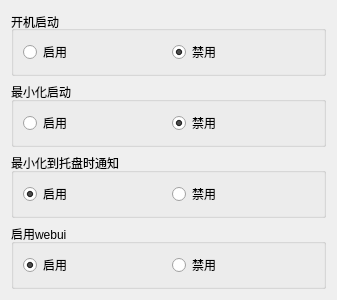
Old version of the form settingWindow.ui in the repository 15dd/Aria2_Launcher.
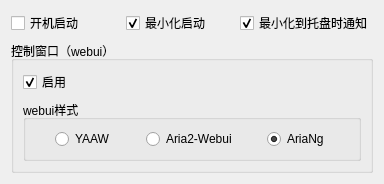
New version of the form. Icons and pictures are not drawn.

The edit to the form file:
```diff
--- a/settingWindow.ui
+++ b/settingWindow.ui
@@ -6,8 +6,8 @@
    <rect>
     <x>0</x>
     <y>0</y>
-    <width>337</width>
-    <height>256</height>
+    <width>384</width>
+    <height>160</height>
    </rect>
   </property>
   <property name="windowTitle">
@@ -19,85 +19,42 @@
   </property>
   <layout class="QGridLayout" name="gridLayout">
    <item row="0" column="0">
-    <widget class="QGroupBox" name="groupBox">
-     <property name="sizePolicy">
-      <sizepolicy hsizetype="Preferred" vsizetype="Preferred">
-       <horstretch>0</horstretch>
-       <verstretch>0</verstretch>
-      </sizepolicy>
-     </property>
-     <property name="title">
+    <widget class="QCheckBox" name="sww">
+     <property name="text">
       <string>开机启动</string>
      </property>
-     <property name="alignment">
-      <set>Qt::AlignLeading|Qt::AlignLeft|Qt::AlignVCenter</set>
-     </property>
-     <layout class="QGridLayout" name="gridLayout_2">
-      <item row="0" column="0">
-       <widget class="QRadioButton" name="radioButton">
-        <property name="text">
-         <string>启用</string>
-        </property>
-       </widget>
-      </item>
-      <item row="0" column="1">
-       <widget class="QRadioButton" name="radioButton_2">
-        <property name="text">
-         <string>禁用</string>
-        </property>
-        <property name="checked">
-         <bool>true</bool>
-        </property>
-       </widget>
-      </item>
-     </layout>
     </widget>
    </item>
-   <item row="2" column="0">
-    <widget class="QGroupBox" name="groupBox_2">
-     <property name="sizePolicy">
-      <sizepolicy hsizetype="Preferred" vsizetype="Preferred">
-       <horstretch>0</horstretch>
-       <verstretch>0</verstretch>
-      </sizepolicy>
-     </property>
-     <property name="title">
+   <item row="0" column="2">
+    <widget class="QCheckBox" name="tn">
+     <property name="text">
       <string>最小化到托盘时通知</string>
      </property>
-     <layout class="QGridLayout" name="gridLayout_3">
-      <item row="0" column="0">
-       <widget class="QRadioButton" name="radioButton_3">
-        <property name="text">
-         <string>启用</string>
-        </property>
-        <property name="checked">
-         <bool>true</bool>
-        </property>
-       </widget>
-      </item>
-      <item row="0" column="1">
-       <widget class="QRadioButton" name="radioButton_4">
-        <property name="text">
-         <string>禁用</string>
-        </property>
-        <property name="checked">
-         <bool>false</bool>
-        </property>
-       </widget>
-      </item>
-     </layout>
+     <property name="checked">
+      <bool>true</bool>
+     </property>
     </widget>
    </item>
-   <item row="1" column="0">
-    <widget class="QGroupBox" name="groupBox_3">
-     <property name="title">
+   <item row="0" column="1">
+    <widget class="QCheckBox" name="sh">
+     <property name="text">
       <string>最小化启动</string>
      </property>
-     <layout class="QGridLayout" name="gridLayout_4">
-      <item row="1" column="1">
-       <widget class="QRadioButton" name="radioButton_6">
+     <property name="checked">
+      <bool>true</bool>
+     </property>
+    </widget>
+   </item>
+   <item row="1" column="0" colspan="3">
+    <widget class="QGroupBox" name="groupBox">
+     <property name="title">
+      <string>控制窗口（webui）</string>
+     </property>
+     <layout class="QGridLayout" name="gridLayout_2">
+      <item row="0" column="0">
+       <widget class="QCheckBox" name="isWebui">
         <property name="text">
-         <string>禁用</string>
+         <string>启用</string>
         </property>
         <property name="checked">
          <bool>true</bool>
@@ -105,36 +62,36 @@
        </widget>
       </item>
       <item row="1" column="0">
-       <widget class="QRadioButton" name="radioButton_5">
-        <property name="text">
-         <string>启用</string>
+       <widget class="QGroupBox" name="groupBox_2">
+        <property name="title">
+         <string>webui样式</string>
         </property>
-       </widget>
-      </item>
-     </layout>
-    </widget>
-   </item>
-   <item row="3" column="0">
-    <widget class="QGroupBox" name="groupBox_4">
-     <property name="title">
-      <string>启用webui</string>
-     </property>
-     <layout class="QGridLayout" name="gridLayout_5">
-      <item row="0" column="0">
-       <widget class="QRadioButton" name="radioButton_7">
-        <property name="text">
-         <string>启用</string>
-        </property>
-        <property name="checked">
-         <bool>true</bool>
-        </property>
-       </widget>
-      </item>
-      <item row="0" column="1">
-       <widget class="QRadioButton" name="radioButton_8">
-        <property name="text">
-         <string>禁用</string>
-        </property>
+        <layout class="QGridLayout" name="gridLayout_3">
+         <item row="0" column="0" alignment="Qt::AlignHCenter">
+          <widget class="QRadioButton" name="yaaw">
+           <property name="text">
+            <string>YAAW</string>
+           </property>
+          </widget>
+         </item>
+         <item row="0" column="1" alignment="Qt::AlignHCenter">
+          <widget class="QRadioButton" name="aria2webui">
+           <property name="text">
+            <string>Aria2-Webui</string>
+           </property>
+          </widget>
+         </item>
+         <item row="0" column="2" alignment="Qt::AlignHCenter">
+          <widget class="QRadioButton" name="ariang">
+           <property name="text">
+            <string>AriaNg</string>
+           </property>
+           <property name="checked">
+            <bool>true</bool>
+           </property>
+          </widget>
+         </item>
+        </layout>
        </widget>
       </item>
      </layout>
```
